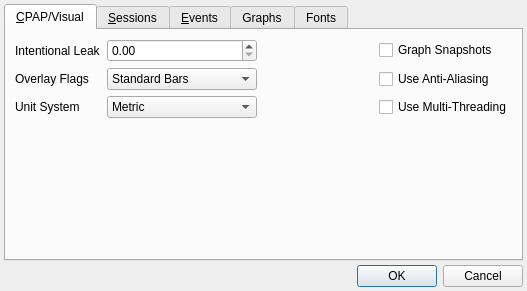
Above: preferencesdialog.ui from sbonaime/sleepyhead-code. before the change. Below: the same form after it.
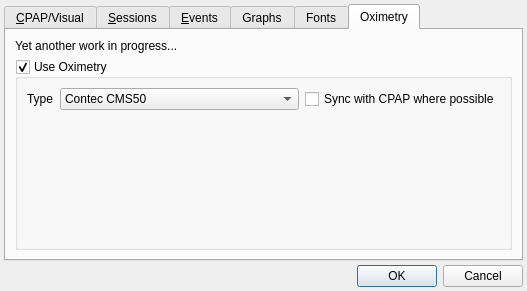
That is the form after the change.

Commit message: PRS1 ProductID codes are hexadecimal. Plus added Oximetry preferences page stub

What changed in the file:
```diff
--- a/preferencesdialog.ui
+++ b/preferencesdialog.ui
@@ -29,7 +29,7 @@
    <item>
     <widget class="QTabWidget" name="tabWidget">
      <property name="currentIndex">
-      <number>0</number>
+      <number>5</number>
      </property>
      <widget class="QWidget" name="visualTab">
       <attribute name="title">
@@ -808,6 +808,89 @@
        </item>
       </layout>
      </widget>
+     <widget class="QWidget" name="oximetryTab">
+      <attribute name="title">
+       <string>Oximetry</string>
+      </attribute>
+      <layout class="QVBoxLayout" name="verticalLayout_6">
+       <item>
+        <widget class="QLabel" name="label_21">
+         <property name="text">
+          <string>Yet another work in progress...</string>
+         </property>
+        </widget>
+       </item>
+       <item>
+        <widget class="QGroupBox" name="groupBox_2">
+         <property name="title">
+          <string>Use Oximetry</string>
+         </property>
+         <property name="checkable">
+          <bool>true</bool>
+         </property>
+         <layout class="QFormLayout" name="formLayout">
+          <item row="0" column="0">
+           <widget class="QLabel" name="label_20">
+            <property name="sizePolicy">
+             <sizepolicy hsizetype="Fixed" vsizetype="Preferred">
+              <horstretch>0</horstretch>
+              <verstretch>0</verstretch>
+             </sizepolicy>
+            </property>
+            <property name="text">
+             <string>Type</string>
+            </property>
+           </widget>
+          </item>
+          <item row="0" column="1">
+           <layout class="QHBoxLayout" name="horizontalLayout_7">
+            <item>
+             <widget class="QComboBox" name="comboBox">
+              <item>
+               <property name="text">
+                <string>Contec CMS50</string>
+               </property>
+              </item>
+              <item>
+               <property name="text">
+                <string>Overpriced ResMed S9 Oximeter</string>
+               </property>
+              </item>
+             </widget>
+            </item>
+            <item>
+             <widget class="QCheckBox" name="checkBox">
+              <property name="sizePolicy">
+               <sizepolicy hsizetype="Fixed" vsizetype="Fixed">
+                <horstretch>0</horstretch>
+                <verstretch>0</verstretch>
+               </sizepolicy>
+              </property>
+              <property name="text">
+               <string>Sync with CPAP where possible</string>
+              </property>
+             </widget>
+            </item>
+           </layout>
+          </item>
+          <item row="1" column="1">
+           <spacer name="verticalSpacer_3">
+            <property name="orientation">
+             <enum>Qt::Vertical</enum>
+            </property>
+            <property name="sizeHint" stdset="0">
+             <size>
+              <width>434</width>
+              <height>101</height>
+             </size>
+            </property>
+           </spacer>
+          </item>
+         </layout>
+        </widget>
+       </item>
+      </layout>
+     </widget>
     </widget>
    </item>
    <item>
```
The commit also changes 1 other file.
